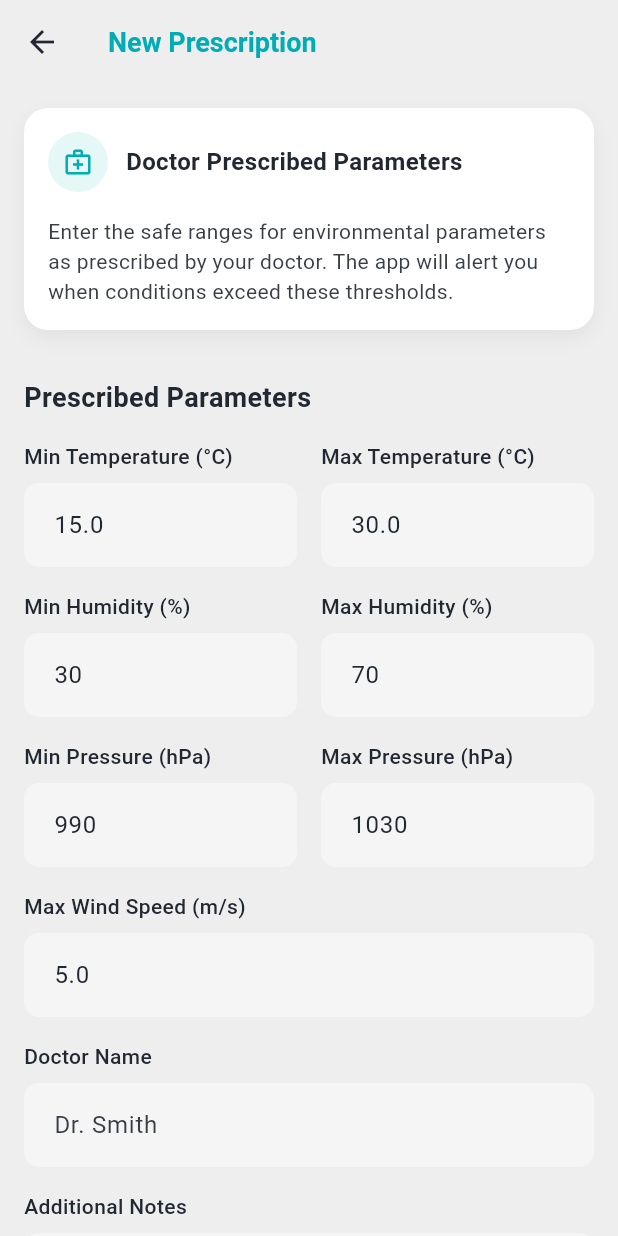
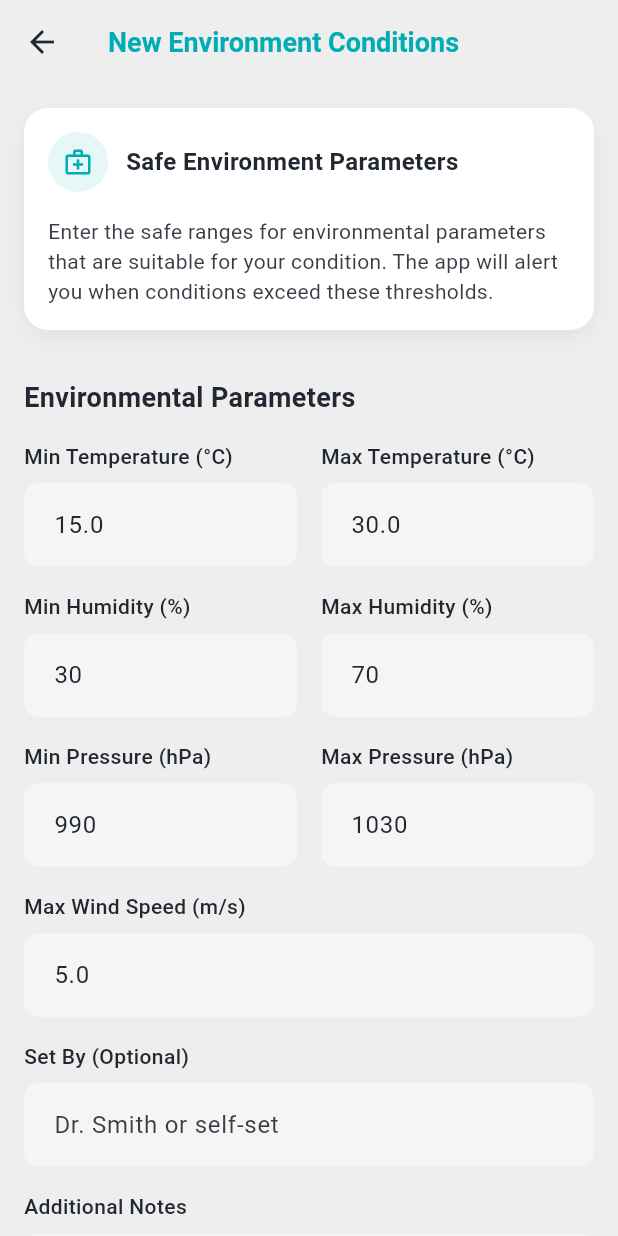
Before and after one commit to Abelboby/asthmaguard, a Flutter app: the PrescriptionScreen screen opened directly with empty values, on a phone screen of 412 x 824 dp. Run offline on Flutter 3.47's test engine with Material 3 defaults, Android fonts, the phone set to English and light mode, and no system bars; our stand-ins replace cloud_firestore, firebase_auth, firebase_core, geolocator, google_sign_in; accounts and stored records are empty.

Commit message:
Update home, prescription, profile screens, and weather card to reflect environment conditions.

```diff
--- a/lib/screens/home/home_screen.dart
+++ b/lib/screens/home/home_screen.dart
@@ -615,7 +615,7 @@ class _HomeScreenState extends State<HomeScreen>
                           },
                           icon: const Icon(Icons.medical_services_outlined,
                               size: 16),
-                          label: const Text('View Doctor\'s Prescription'),
+                          label: const Text('View Environment Conditions'),
                           style: TextButton.styleFrom(
                             foregroundColor: AppColors.linkTextColor,
                           ),
--- a/lib/screens/prescription/prescription_screen.dart
+++ b/lib/screens/prescription/prescription_screen.dart
@@ -134,8 +134,8 @@ class _PrescriptionScreenState extends State<PrescriptionScreen> {
       await _databaseService.savePrescription(widget.user.id, prescription);
 
       if (mounted) {
-        ScaffoldMessenger.of(context).showSnackBar(
-            const SnackBar(content: Text('Prescription saved successfully!')));
+        ScaffoldMessenger.of(context).showSnackBar(const SnackBar(
+            content: Text('Environment conditions saved successfully!')));
         setState(() {
           _prescription = prescription;
           _isSaving = false;
@@ -157,9 +157,9 @@ class _PrescriptionScreenState extends State<PrescriptionScreen> {
     final shouldDelete = await showDialog<bool>(
       context: context,
       builder: (context) => AlertDialog(
-        title: const Text('Delete Prescription?'),
+        title: const Text('Delete Environment Conditions?'),
         content: const Text(
-            'Are you sure you want to delete this prescription? This action cannot be undone.'),
+            'Are you sure you want to delete these environment conditions? This action cannot be undone.'),
         actions: [
           TextButton(
             onPressed: () => Navigator.pop(context, false),
@@ -187,8 +187,8 @@ class _PrescriptionScreenState extends State<PrescriptionScreen> {
       await _databaseService.deletePrescription(widget.user.id);
 
       if (mounted) {
-        ScaffoldMessenger.of(context).showSnackBar(
-            const SnackBar(content: Text('Prescription deleted successfully')));
+        ScaffoldMessenger.of(context).showSnackBar(const SnackBar(
+            content: Text('Environment conditions deleted successfully')));
 
         // Reset form
         _minTempController.text = '15.0';
@@ -223,7 +223,9 @@ class _PrescriptionScreenState extends State<PrescriptionScreen> {
       backgroundColor: AppColors.backgroundColor,
       appBar: AppBar(
         title: Text(
-          _isEditing ? 'Edit Prescription' : 'New Prescription',
+          _isEditing
+              ? 'Edit Environment Conditions'
+              : 'New Environment Conditions',
           style: TextStyle(
             color: AppColors.primaryColor,
             fontWeight: FontWeight.bold,
@@ -238,7 +240,7 @@ class _PrescriptionScreenState extends State<PrescriptionScreen> {
                 IconButton(
                   icon: Icon(Icons.delete_outline, color: AppColors.errorColor),
                   onPressed: _isDeleting ? null : _deletePrescription,
-                  tooltip: 'Delete Prescription',
+                  tooltip: 'Delete Environment Conditions',
                 ),
               ]
             : null,
@@ -336,7 +338,7 @@ class _PrescriptionScreenState extends State<PrescriptionScreen> {
                     const SizedBox(width: 12),
                     Expanded(
                       child: Text(
-                        'Doctor Prescribed Parameters',
+                        'Safe Environment Parameters',
                         style: TextStyle(
                           fontSize: 16,
                           fontWeight: FontWeight.bold,
@@ -348,7 +350,7 @@ class _PrescriptionScreenState extends State<PrescriptionScreen> {
                 ),
                 const SizedBox(height: 16),
                 Text(
-                  'Enter the safe ranges for environmental parameters as prescribed by your doctor. The app will alert you when conditions exceed these thresholds.',
+                  'Enter the safe ranges for environmental parameters that are suitable for your condition. The app will alert you when conditions exceed these thresholds.',
                   style: TextStyle(
                     fontSize: 14,
                     color: AppColors.secondaryTextColor,
@@ -382,7 +384,7 @@ class _PrescriptionScreenState extends State<PrescriptionScreen> {
               crossAxisAlignment: CrossAxisAlignment.start,
               children: [
                 Text(
-                  'Prescribed Parameters',
+                  'Environmental Parameters',
                   style: TextStyle(
                     fontSize: 18,
                     fontWeight: FontWeight.bold,
@@ -540,12 +542,12 @@ class _PrescriptionScreenState extends State<PrescriptionScreen> {
 
                 // Doctor Name
                 CustomTextField(
-                  label: 'Doctor Name',
-                  hintText: 'Dr. Smith',
+                  label: 'Set By (Optional)',
+                  hintText: 'Dr. Smith or self-set',
                   controller: _doctorNameController,
                   validator: (value) {
                     if (value == null || value.isEmpty) {
-                      return 'Please enter doctor name';
+                      return 'Please enter name';
                     }
                     return null;
                   },
--- a/lib/screens/profile/profile_screen.dart
+++ b/lib/screens/profile/profile_screen.dart
@@ -339,8 +339,8 @@ class _ProfileScreenState extends State<ProfileScreen> {
 
                 // Doctor Prescription Settings
                 _buildSettingsTile(
-                  icon: Icons.medical_services_outlined,
-                  label: 'Doctor Prescription',
+                  icon: Icons.thermostat_outlined,
+                  label: 'Environment Conditions',
                   iconColor: Colors.purple,
                   onTap: () {
                     Navigator.push(
--- a/lib/widgets/weather_card.dart
+++ b/lib/widgets/weather_card.dart
@@ -121,7 +121,7 @@ class WeatherCard extends StatelessWidget {
                       const SizedBox(width: 8),
                       Expanded(
                         child: Text(
-                          'Based on doctor\'s prescription',
+                          'Based on your environment conditions',
                           style: TextStyle(
                             fontSize: 11,
                             fontStyle: FontStyle.italic,
```
